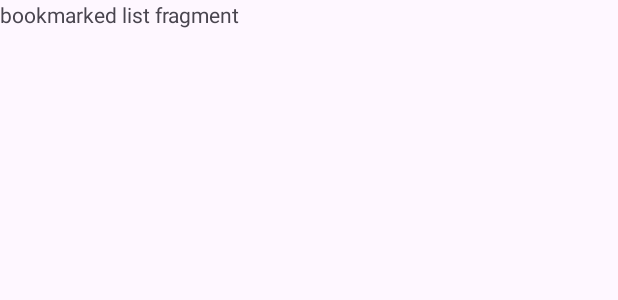
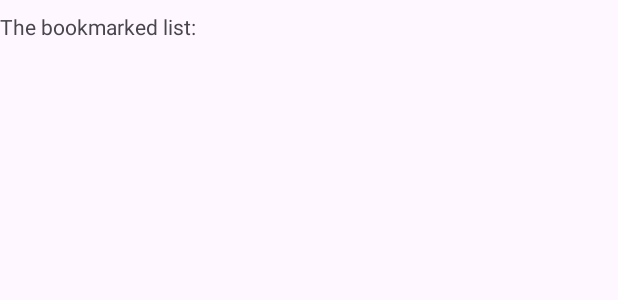
Before and after one commit to Trifa20731/Album-List-App, an Android app: the layout fragment_bookmarked_list.xml on its own in the app's theme, with its tools: preview values and no code run, on a phone screen of 412 x 824 dp. Shown: the top 300 px of the screen. Run offline under Robolectric (Android 15) with nearby library versions, the phone set to English and light mode, and no system bars.

Commit message:
ADD: Add th basic bookmarked function

```diff
--- a/app/src/main/java/com/codingtest/albumlistapp/presentations/bookmarked_list/BookmarkedListViewModel.kt
+++ /dev/null
@@ -1,6 +0,0 @@
-package com.codingtest.albumlistapp.presentations.bookmarked_list
-
-import androidx.lifecycle.ViewModel
-
-class BookmarkedListViewModel: ViewModel() {
-}
--- a/app/src/main/res/layout/activity_main.xml
+++ b/app/src/main/res/layout/activity_main.xml
@@ -11,6 +11,8 @@
         android:layout_width="match_parent"
         android:layout_height="match_parent"
         app:defaultNavHost="true"
+        android:layout_marginHorizontal="16dp"
+        android:layout_marginVertical="32dp"
         app:navGraph="@navigation/main_nav_graph"/>
 
 </androidx.constraintlayout.widget.ConstraintLayout>
--- a/app/src/main/res/layout/fragment_bookmarked_list.xml
+++ b/app/src/main/res/layout/fragment_bookmarked_list.xml
@@ -6,16 +6,23 @@
 
     </data>
 
-    <FrameLayout
+    <LinearLayout
         android:layout_width="match_parent"
         android:layout_height="match_parent"
+        android:orientation="vertical"
         tools:context=".presentations.bookmarked_list.BookmarkedListFragment">
 
-        <!-- TODO: Update blank fragment layout -->
         <TextView
+            android:id="@+id/bookmarkedListTitleTv"
             android:layout_width="match_parent"
-            android:layout_height="match_parent"
-            android:text="bookmarked list fragment" />
+            android:layout_height="wrap_content"
+            android:layout_marginVertical="8dp"
+            android:text="The bookmarked list: "/>
 
-    </FrameLayout>
+        <TextView
+            android:id="@+id/bookmarkedListTv"
+            android:layout_width="match_parent"
+            android:layout_height="match_parent"/>
+
+    </LinearLayout>
 </layout>
```
Also changed, not shown: app/src/main/java/com/codingtest/albumlistapp/presentations/album_list/AlbumListFragment.kt (+17 -0 lines), app/src/main/java/com/codingtest/albumlistapp/presentations/album_list/AlbumListViewModel.kt (+12 -0 lines), app/src/main/java/com/codingtest/albumlistapp/presentations/bookmarked_list/BookmarkedListFragment.kt (+24 -2 lines), app/src/main/res/layout/fragment_album_list.xml (+15 -8 lines).
